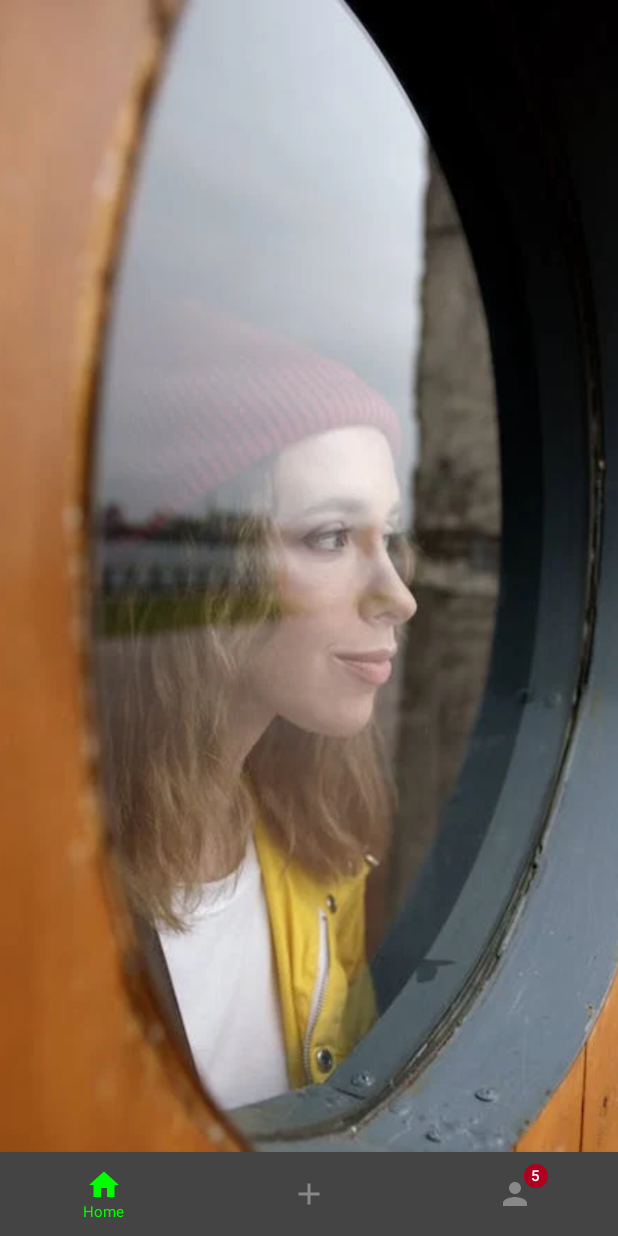
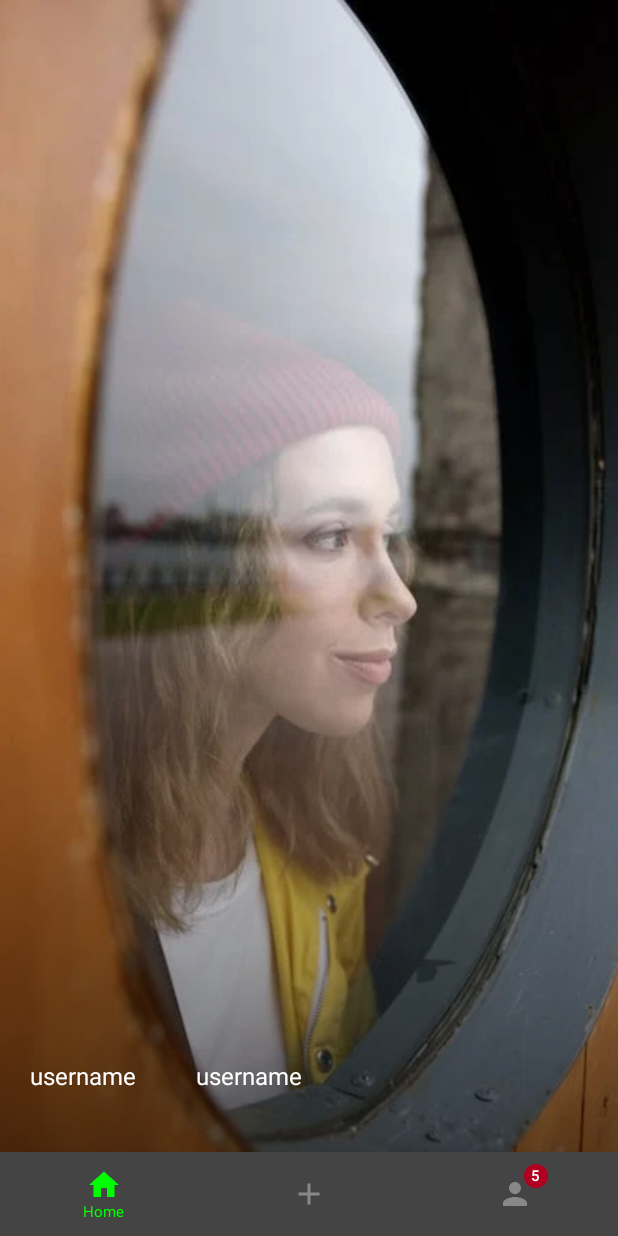
Before and after one commit to FatiGurqiti/Fedra, an Android app built with Jetpack Compose: the screen it shows after launch (MainActivity), on a phone screen of 412 x 824 dp. Run offline under Robolectric (Android 15) with nearby library versions, the phone set to English and light mode, and no system bars.

Commit message:
Add black filter & username text

```diff
--- a/app/src/main/java/com/fdev/fedra/ui/screens/HomeScreen.kt
+++ b/app/src/main/java/com/fdev/fedra/ui/screens/HomeScreen.kt
@@ -2,14 +2,19 @@ package com.fdev.fedra.ui.screens
 
 import androidx.compose.foundation.ExperimentalFoundationApi
 import androidx.compose.foundation.Image
-import androidx.compose.foundation.layout.Box
-import androidx.compose.foundation.layout.fillMaxSize
+import androidx.compose.foundation.background
+import androidx.compose.foundation.layout.*
 import androidx.compose.foundation.pager.VerticalPager
 import androidx.compose.foundation.pager.rememberPagerState
+import androidx.compose.material.Text
 import androidx.compose.runtime.Composable
 import androidx.compose.ui.Modifier
+import androidx.compose.ui.graphics.Brush
+import androidx.compose.ui.graphics.Color
 import androidx.compose.ui.layout.ContentScale
 import androidx.compose.ui.res.painterResource
+import androidx.compose.ui.unit.dp
+import androidx.compose.ui.zIndex
 import com.fdev.fedra.R
 
 @OptIn(ExperimentalFoundationApi::class)
@@ -25,12 +30,53 @@ fun HomeScreen() {
             state = pagerState,
             key = { dummyPhotos[it] }
         ) { index ->
-            Image(
-                painter = painterResource(id = dummyPhotos[index]),
-                contentDescription = null,
-                contentScale = ContentScale.Crop,
-                modifier = Modifier.fillMaxSize()
-            )
+            Box(modifier = Modifier.fillMaxSize()) {
+                Image(
+                    painter = painterResource(id = dummyPhotos[index]),
+                    contentDescription = null,
+                    contentScale = ContentScale.Crop,
+                    modifier = Modifier
+                        .fillMaxSize()
+                )
+
+                GradientBackground()
+
+                Column(
+                    modifier = Modifier
+                        .fillMaxSize()
+                        .zIndex(3f),
+                    verticalArrangement = Arrangement.Bottom
+                ) {
+                    Row(modifier = Modifier.fillMaxWidth()) {
+                        Text(text = "username", color = Color.White, modifier = Modifier.padding(20.dp))
+                        Text(text = "username", color = Color.White, modifier = Modifier.padding(20.dp))
+                    }
+                    Spacer(
+                        modifier = Modifier
+                            .fillMaxWidth()
+                            .fillMaxHeight(.1f)
+                    )
+                }
+            }
         }
     }
 }
+
+@Composable
+fun GradientBackground() {
+    Column(
+        modifier = Modifier.fillMaxSize(),
+        verticalArrangement = Arrangement.Bottom
+    ) {
+        val gradientBrush = Brush.verticalGradient(
+            colors = listOf(Color(0x00000000), Color(0x99000000))
+        )
+        Box(
+            modifier = Modifier
+                .fillMaxHeight(.5f)
+                .fillMaxWidth()
+                .background(brush = gradientBrush)
+                .zIndex(2f)
+        )
+    }
+}
```
